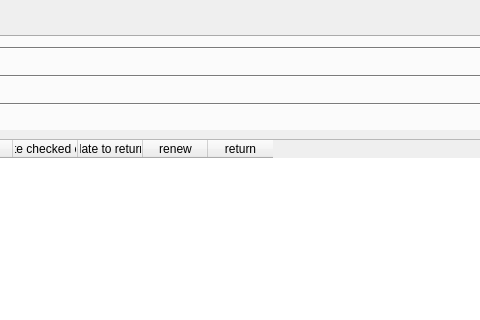
This is patron.ui in Louie-ru/LMS-INNO as Qt 5 draws it before an edit; both pictures show x 344 to 824 and y 0 to 320 of the 956 by 471 pixel window. The edited form follows.
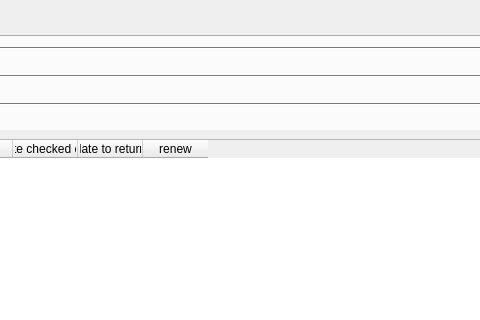
This is the edited form. The open tabs and pages were chosen to show the change.

Patch:
```diff
--- a/patron.ui
+++ b/patron.ui
@@ -1083,8 +1083,8 @@
            <rect>
             <x>0</x>
             <y>0</y>
-            <width>89</width>
-            <height>89</height>
+            <width>914</width>
+            <height>297</height>
            </rect>
           </property>
           <attribute name="label">
@@ -1136,11 +1136,6 @@
                <string>renew</string>
               </property>
              </column>
-             <column>
-              <property name="text">
-               <string>return</string>
-              </property>
-             </column>
             </widget>
            </item>
           </layout>
```
Left out of the diff: 11 changed lines with no effect on the pictures.
